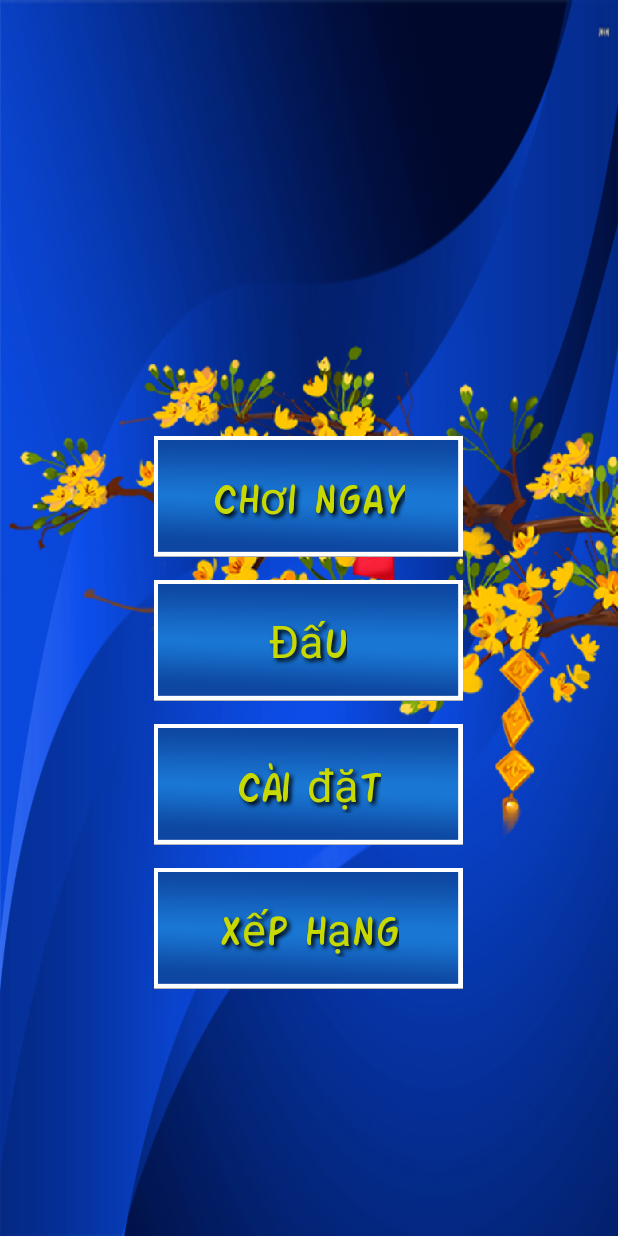
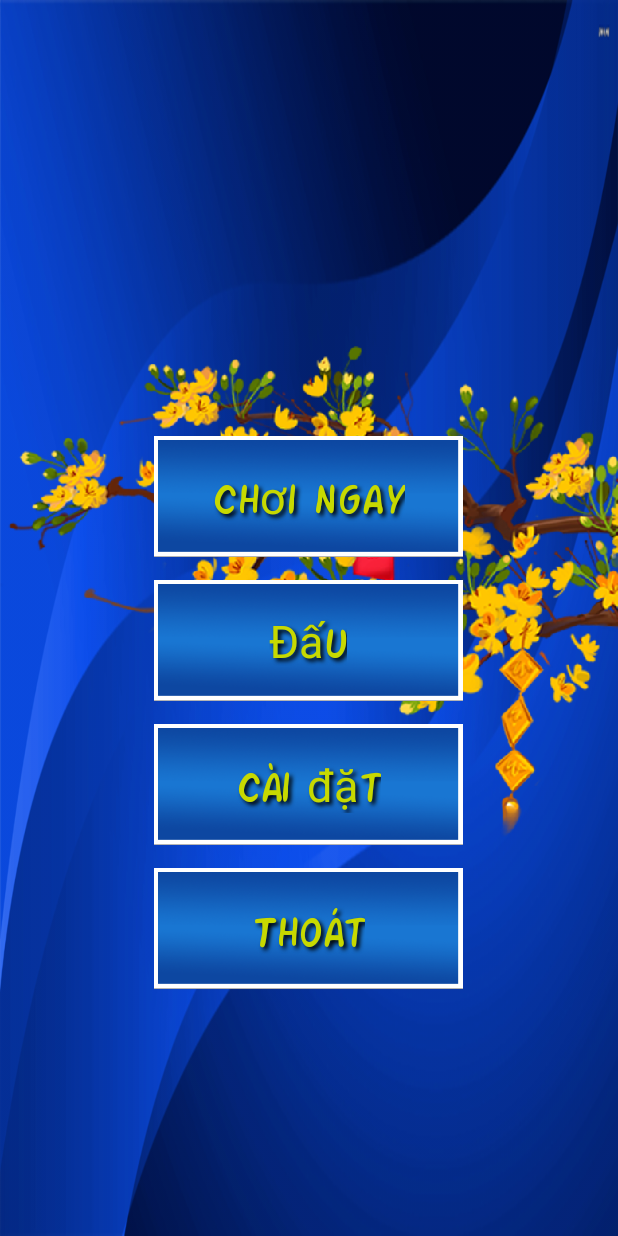
Before and after one commit to iamacule/xd1, an Android app: the ChooserActivity screen opened directly, with no data from a screen before it, after a tap on an icon or button, on a phone screen of 412 x 824 dp. Run offline under Robolectric (Android 15) with nearby library versions, the phone set to English and light mode, and no system bars.

Commit message:
Update Exit button

```diff
--- a/app/src/main/java/vn/mran/xd1/SplashActivity.java
+++ b/app/src/main/java/vn/mran/xd1/SplashActivity.java
@@ -53,6 +53,7 @@ public class SplashActivity extends BaseActivity {
                         lnMain.removeAllViews();
                         Intent in = new Intent(SplashActivity.this, ChooserActivity.class);
                         startActivity(in);
+                        finish();
                     }
 
                     @Override
--- a/app/src/main/java/vn/mran/xd1/activity/ChooserActivity.java
+++ b/app/src/main/java/vn/mran/xd1/activity/ChooserActivity.java
@@ -10,6 +10,7 @@ import android.widget.LinearLayout;
 
 import vn.mran.xd1.R;
 import vn.mran.xd1.base.BaseActivity;
+import vn.mran.xd1.instance.Media;
 import vn.mran.xd1.util.EventUtil;
 import vn.mran.xd1.util.MyAnimation;
 import vn.mran.xd1.util.ResizeBitmap;
@@ -25,7 +26,7 @@ public class ChooserActivity extends BaseActivity implements View.OnClickListene
     private ImageView imgBattle;
     private ImageView imgSetting;
     private ImageView imgFlower;
-    private ImageView imgRanking;
+    private ImageView imgExit;
     private LinearLayout lnChoose;
     private LinearLayout lnImgSplash;
     private final Activity chooserActivity = this;
@@ -35,7 +36,7 @@ public class ChooserActivity extends BaseActivity implements View.OnClickListene
         imgPlay = (ImageView) findViewById(R.id.imgPlay);
         imgBattle = (ImageView) findViewById(R.id.imgBattle);
         imgSetting = (ImageView) findViewById(R.id.imgSetting);
-        imgRanking = (ImageView) findViewById(R.id.imgRanking);
+        imgExit = (ImageView) findViewById(R.id.imgExit);
         imgFlower = (ImageView) findViewById(R.id.imgFlower);
         lnChoose = (LinearLayout) findViewById(R.id.lnChoose);
         lnImgSplash = (LinearLayout) findViewById(R.id.lnImgSplash);
@@ -46,7 +47,7 @@ public class ChooserActivity extends BaseActivity implements View.OnClickListene
         TouchEffect.addAlpha(imgPlay);
         TouchEffect.addAlpha(imgBattle);
         TouchEffect.addAlpha(imgSetting);
-        TouchEffect.addAlpha(imgRanking);
+        TouchEffect.addAlpha(imgExit);
     }
 
     @Override
@@ -55,7 +56,7 @@ public class ChooserActivity extends BaseActivity implements View.OnClickListene
         imgPlay.setOnClickListener(this);
         imgBattle.setOnClickListener(this);
         imgSetting.setOnClickListener(this);
-        imgRanking.setOnClickListener(this);
+        imgExit.setOnClickListener(this);
     }
 
     @Override
@@ -87,7 +88,7 @@ public class ChooserActivity extends BaseActivity implements View.OnClickListene
         imgPlay.setImageBitmap(ResizeBitmap.resize(BitmapFactory.decodeResource(getResources(), R.drawable.button_background), screenWidth / 2));
         imgBattle.setImageBitmap(ResizeBitmap.resize(BitmapFactory.decodeResource(getResources(), R.drawable.button_background), screenWidth / 2));
         imgSetting.setImageBitmap(ResizeBitmap.resize(BitmapFactory.decodeResource(getResources(), R.drawable.button_background), screenWidth / 2));
-        imgRanking.setImageBitmap(ResizeBitmap.resize(BitmapFactory.decodeResource(getResources(), R.drawable.button_background), screenWidth / 2));
+        imgExit.setImageBitmap(ResizeBitmap.resize(BitmapFactory.decodeResource(getResources(), R.drawable.button_background), screenWidth / 2));
         imgFlower.setImageBitmap(ResizeBitmap.resize(BitmapFactory.decodeResource(getResources(), R.drawable.ochna_tree), screenWidth));
     }
 
@@ -108,8 +109,9 @@ public class ChooserActivity extends BaseActivity implements View.OnClickListene
             case R.id.imgSetting:
                 startActivity(SettingActivity.class);
                 break;
-            case R.id.imgRanking:
-                overridePendingTransition(android.R.anim.fade_in, android.R.anim.fade_out);
+            case R.id.imgExit:
+                finish();
+                Media.stopBackgroundMusic();
                 break;
         }
     }
--- a/app/src/main/res/layout/activity_chooser.xml
+++ b/app/src/main/res/layout/activity_chooser.xml
@@ -128,7 +128,7 @@
                 android:layout_marginTop="15dp">
 
                 <ImageView
-                    android:id="@+id/imgRanking"
+                    android:id="@+id/imgExit"
                     android:layout_width="wrap_content"
                     android:layout_height="wrap_content"
                     android:layout_gravity="center" />
@@ -143,7 +143,7 @@
                     android:shadowDx="3"
                     android:shadowDy="3"
                     android:shadowRadius="3"
-                    android:text="@string/ranking"
+                    android:text="@string/exit"
                     android:textColor="@color/yellow_text"
                     android:textSize="@dimen/button_text_size" />
             </FrameLayout>
--- a/app/src/main/res/values/strings.xml
+++ b/app/src/main/res/values/strings.xml
@@ -3,7 +3,7 @@
     <string name="play_now">Chơi ngay</string>
     <string name="battle">Đấu</string>
     <string name="setting">Cài đặt</string>
-    <string name="ranking">Xếp hạng</string>
+    <string name="exit">Thoát</string>
     <string name="sound">Âm thanh</string>
     <string name="shake_roll">Lắc và Rê</string>
     <string name="chan">Chẵn</string>
```
